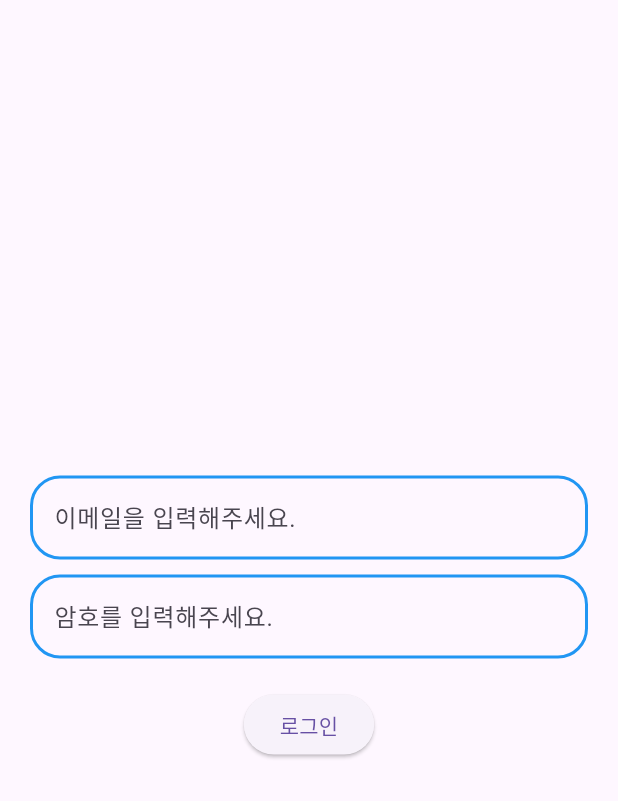
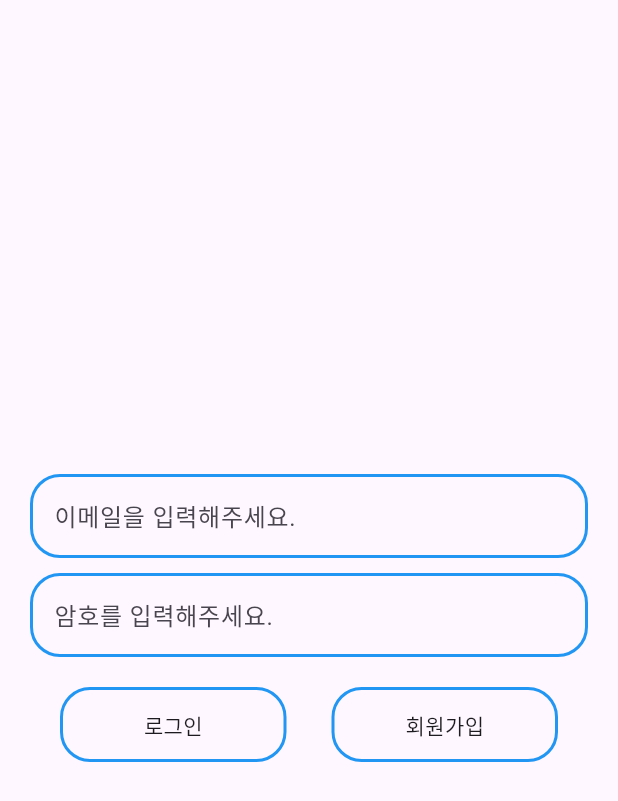
Before and after one commit to velmash/OhMyFlutter, a Flutter app: the screen it shows after launch, on a phone screen of 412 x 824 dp. Shown: the top 801 px of the screen. Run offline on Flutter 3.47's test engine with Material 3 defaults, Android fonts, the phone set to English and light mode, and no system bars; our stand-ins replace auto_size_text, firebase_auth, firebase_core, shared_preferences; accounts and stored records are empty.

Commit message:
:wrench: 로그인 / 로그아웃 / 홈화면 회원탈퇴 기능 구현

```diff
--- a/me_calculator/lib/main.dart
+++ b/me_calculator/lib/main.dart
@@ -18,7 +18,7 @@ class MyApp extends StatelessWidget {
     return MaterialApp(
       title: 'Firebase Example',
       theme: ThemeData(primarySwatch: Colors.blue),
-      home: AuthWrapper(),
+      routes: {'/': (context) => const AuthWrapper()},
     );
   }
 }
--- a/me_calculator/lib/screens/login_screen.dart
+++ b/me_calculator/lib/screens/login_screen.dart
@@ -1,5 +1,6 @@
 import 'package:firebase_auth/firebase_auth.dart';
 import 'package:flutter/material.dart';
+import 'package:me_calculator/screens/sign_in_screen.dart';
 
 class LoginScreen extends StatefulWidget {
   const LoginScreen({super.key});
@@ -21,6 +22,8 @@ class _LoginScreenState extends State<LoginScreen> {
   }
 
   Future<void> _signIn() async {
+    final scaffoldMessenger = ScaffoldMessenger.of(context);
+
     setState(() {
       _isLoading = true;
     });
@@ -31,6 +34,8 @@ class _LoginScreenState extends State<LoginScreen> {
         password: _passwordController.text.trim(),
       );
     } on FirebaseAuthException catch (e) {
+      if (!mounted) return;
+
       String message;
       if (e.code == 'user-not-found') {
         message = '등록되지 않은 이메일입니다.';
@@ -39,13 +44,13 @@ class _LoginScreenState extends State<LoginScreen> {
       } else {
         message = '로그인에 실패했습니다. 다시 시도해주세요.';
       }
-      ScaffoldMessenger.of(
-        context,
-      ).showSnackBar(SnackBar(content: Text(message)));
+      if (!mounted) return;
+      scaffoldMessenger.showSnackBar(SnackBar(content: Text(message)));
     } catch (e) {
-      ScaffoldMessenger.of(
-        context,
-      ).showSnackBar(SnackBar(content: Text('오류가 발생했습니다: ${e.toString()}')));
+      if (!mounted) return;
+      scaffoldMessenger.showSnackBar(
+        SnackBar(content: Text("오류가 발생했습니다: ${e.toString()}")),
+      );
     }
 
     if (mounted) {
@@ -53,6 +58,13 @@ class _LoginScreenState extends State<LoginScreen> {
         _isLoading = false;
       });
     }
+  }
+
+  void _navigateToSignUp() {
+    Navigator.push(
+      context,
+      MaterialPageRoute(builder: (context) => const SignInScreen()),
+    );
   }
 
   @override
@@ -117,9 +129,41 @@ class _LoginScreenState extends State<LoginScreen> {
                   ),
                 ),
                 const SizedBox(height: 20),
-                ElevatedButton(
-                  onPressed: _isLoading ? null : _signIn, // 로딩 중일 때 비활성화
-                  child: const Text('로그인'),
+                Padding(
+                  padding: const EdgeInsets.symmetric(horizontal: 20),
+                  child: Row(
+                    children: [
+                      Expanded(
+                        child: GestureDetector(
+                          onTap: _isLoading ? null : _signIn,
+                          child: Container(
+                            decoration: BoxDecoration(
+                              borderRadius: BorderRadius.circular(20),
+                              border: Border.all(color: Colors.blue, width: 2),
+                            ),
+                            height: 50,
+                            child: Center(child: Text("로그인")),
+                          ),
+                        ),
+                      ),
+
+                      SizedBox(width: 30),
+
+                      Expanded(
+                        child: GestureDetector(
+                          onTap: _isLoading ? null : _navigateToSignUp,
+                          child: Container(
+                            decoration: BoxDecoration(
+                              borderRadius: BorderRadius.circular(20),
+                              border: Border.all(color: Colors.blue, width: 2),
+                            ),
+                            height: 50,
+                            child: Center(child: Text("회원가입")),
+                          ),
+                        ),
+                      ),
+                    ],
+                  ),
                 ),
               ],
             ),
```
Also changed, not shown: me_calculator/lib/screens/home_screen.dart (+74 -1 lines), me_calculator/lib/screens/sign_in_screen.dart (added, +129 -0 lines).
